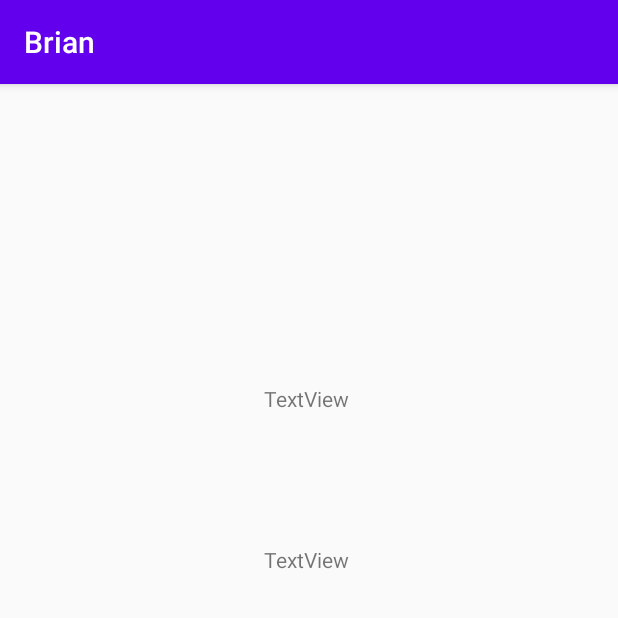
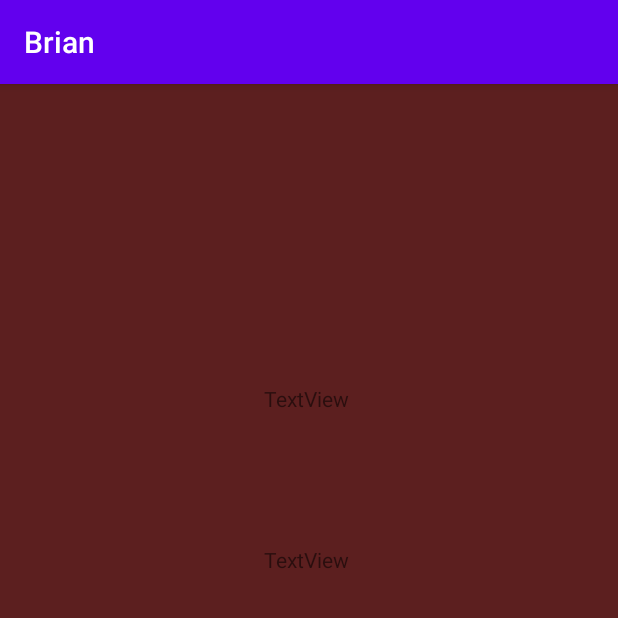
Before and after one commit to gianValentin/Brian, an Android app: the screen it shows after launch (MainActivity), on a phone screen of 412 x 824 dp, the top half of it. Run offline under Robolectric (Android 15) with nearby library versions, the phone set to English and light mode, and no system bars.

Commit message:
implemet-textview2

```diff
--- a/app/src/main/res/layout/activity_main.xml
+++ b/app/src/main/res/layout/activity_main.xml
@@ -4,6 +4,7 @@
     xmlns:tools="http://schemas.android.com/tools"
     android:layout_width="match_parent"
     android:layout_height="match_parent"
+    android:background="#5C1F1F"
     tools:context=".MainActivity">
 
     <TextView
```
Also changed, not shown: app/src/main/res/drawable-v24/mountainViolet.png (added).
